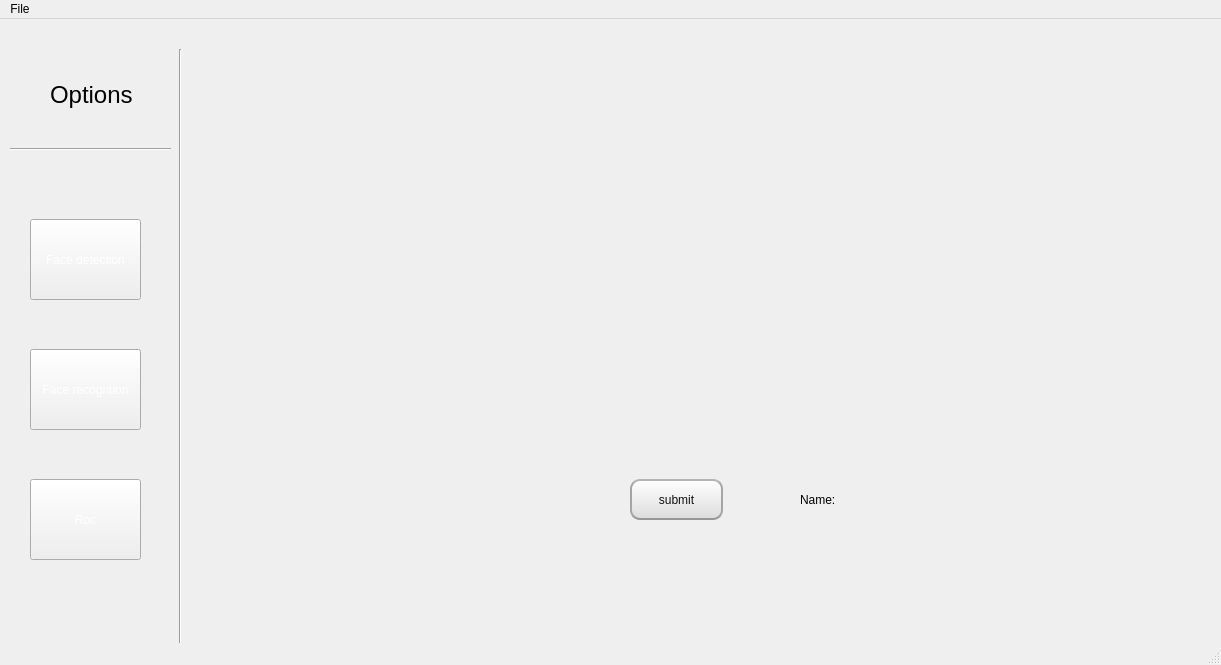
Qt form mainwindow.ui (MyProjectsProgress/Face_Detection_and_Recognition) before a commit.
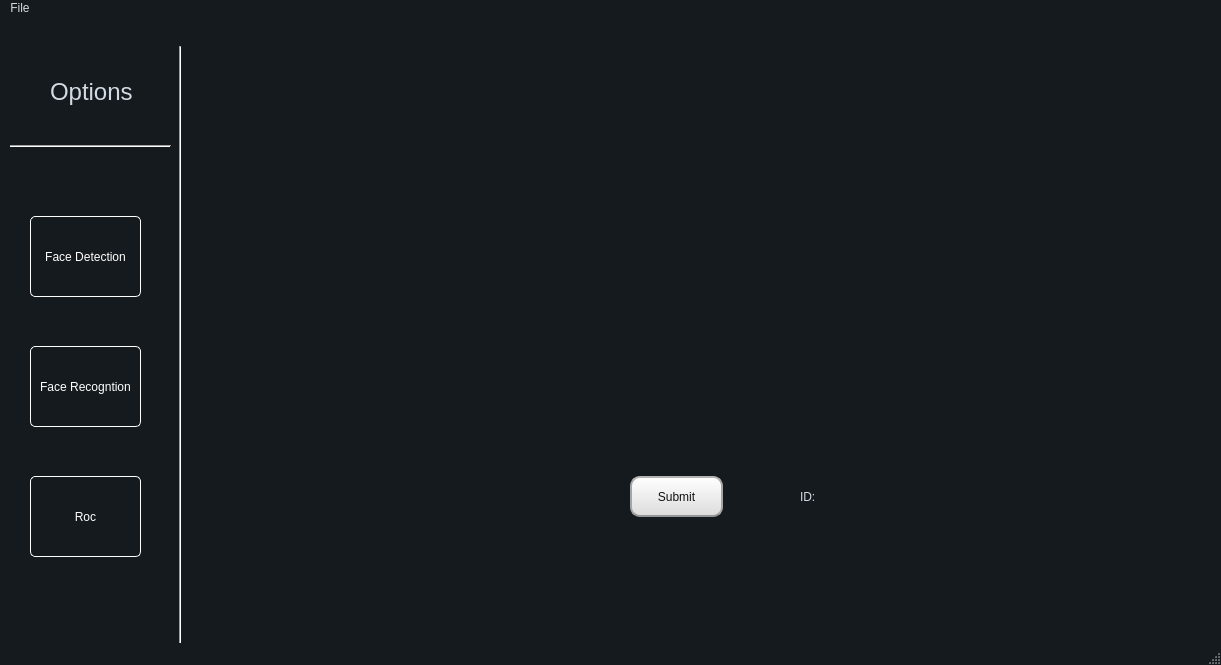
The same form after that commit. The open tabs and pages were chosen to show the change.

The edit to the form file:
```diff
--- a/mainwindow.ui
+++ b/mainwindow.ui
@@ -13,7 +13,537 @@
   <property name="windowTitle">
    <string>MainWindow</string>
   </property>
+  <property name="styleSheet">
+   <string notr="true">QMainWindow {
+	background-color:#151a1e;
+}
+QCalendar {
+	background-color: #151a1e;
+}
+QTextEdit {
+	border-width: 1px;
+	border-style: solid;
+	border-color: #4fa08b;
+	background-color: #222b2e;
+	color: #d3dae3;
+}
+QPlainTextEdit {
+	border-width: 1px;
+	border-style: solid;
+	border-color: #4fa08b;
+	background-color: #222b2e;
+	color: #d3dae3;
+}
+QToolButton {
+	border-style: solid;
+	border-top-color: qlineargradient(spread:pad, x1:0.5, y1:1, x2:0.5, y2:0, stop:0 rgb(215, 215, 215), stop:1 rgb(222, 222, 222));
+	border-right-color: qlineargradient(spread:pad, x1:0, y1:0.5, x2:1, y2:0.5, stop:0 rgb(217, 217, 217), stop:1 rgb(227, 227, 227));
+	border-left-color: qlineargradient(spread:pad, x1:0, y1:0.5, x2:1, y2:0.5, stop:0 rgb(227, 227, 227), stop:1 rgb(217, 217, 217));
+	border-bottom-color: qlineargradient(spread:pad, x1:0.5, y1:1, x2:0.5, y2:0, stop:0 rgb(215, 215, 215), stop:1 rgb(222, 222, 222));
+	border-width: 1px;
+	border-radius: 5px;
+	color: #d3dae3;
+	padding: 2px;
+	background-color: rgb(255,255,255);
+}
+QToolButton:hover{
+	border-style: solid;
+	border-top-color: qlineargradient(spread:pad, x1:0.5, y1:1, x2:0.5, y2:0, stop:0 rgb(195, 195, 195), stop:1 rgb(222, 222, 222));
+	border-right-color: qlineargradient(spread:pad, x1:0, y1:0.5, x2:1, y2:0.5, stop:0 rgb(197, 197, 197), stop:1 rgb(227, 227, 227));
+	border-left-color: qlineargradient(spread:pad, x1:0, y1:0.5, x2:1, y2:0.5, stop:0 rgb(227, 227, 227), stop:1 rgb(197, 197, 197));
+	border-bottom-color: qlineargradient(spread:pad, x1:0.5, y1:1, x2:0.5, y2:0, stop:0 rgb(195, 195, 195), stop:1 rgb(222, 222, 222));
+	border-width: 1px;
+	border-radius: 5px;
+	color: rgb(0,0,0);
+	padding: 2px;
+	background-color: rgb(255,255,255);
+}
+QToolButton:pressed{
+	border-style: solid;
+	border-top-color: qlineargradient(spread:pad, x1:0.5, y1:1, x2:0.5, y2:0, stop:0 rgb(215, 215, 215), stop:1 rgb(222, 222, 222));
+	border-right-color: qlineargradient(spread:pad, x1:0, y1:0.5, x2:1, y2:0.5, stop:0 rgb(217, 217, 217), stop:1 rgb(227, 227, 227));
+	border-left-color: qlineargradient(spread:pad, x1:0, y1:0.5, x2:1, y2:0.5, stop:0 rgb(227, 227, 227), stop:1 rgb(217, 217, 217));
+	border-bottom-color: qlineargradient(spread:pad, x1:0.5, y1:1, x2:0.5, y2:0, stop:0 rgb(215, 215, 215), stop:1 rgb(222, 222, 222));
+	border-width: 1px;
+	border-radius: 5px;
+	color: rgb(0,0,0);
+	padding: 2px;
+	background-color: rgb(142,142,142);
+}
+QPushButton{
+	border-style: solid;
+	border-color: white;
+	border-width: 1px;
+	border-radius: 5px;
+	color: #d3dae3;
+	padding: 2px;
+	background-color: #151a1e;
+}
+QPushButton::default{
+	border-style: solid;
+	border-color: #050a0e;
+	border-width: 1px;
+	border-radius: 5px;
+	color: #FFFFFF;
+	padding: 2px;
+	background-color: #151a1e;;
+}
+QPushButton:hover{
+	border-style: solid;
+	border-color: #050a0e;
+	border-width: 1px;
+	border-radius: 5px;
+	color: #d3dae3;
+	padding: 2px;
+	background-color: #1c1f1f;
+}
+QPushButton:pressed{
+	border-style: solid;
+	border-color: #050a0e;
+	border-width: 1px;
+	border-radius: 5px;
+	color: #d3dae3;
+	padding: 2px;
+	background-color: #2c2f2f;
+}
+QPushButton:disabled{
+	border-style: solid;
+	border-top-color: qlineargradient(spread:pad, x1:0.5, y1:1, x2:0.5, y2:0, stop:0 rgb(215, 215, 215), stop:1 rgb(222, 222, 222));
+	border-right-color: qlineargradient(spread:pad, x1:0, y1:0.5, x2:1, y2:0.5, stop:0 rgb(217, 217, 217), stop:1 rgb(227, 227, 227));
+	border-left-color: qlineargradient(spread:pad, x1:0, y1:0.5, x2:1, y2:0.5, stop:0 rgb(227, 227, 227), stop:1 rgb(217, 217, 217));
+	border-bottom-color: qlineargradient(spread:pad, x1:0.5, y1:1, x2:0.5, y2:0, stop:0 rgb(215, 215, 215), stop:1 rgb(222, 222, 222));
+	border-width: 1px;
+	border-radius: 5px;
+	color: #808086;
+	padding: 2px;
+	background-color: rgb(142,142,142);
+}
+QLineEdit {
+	border-width: 1px;
+	border-style: solid;
+	border-color: red;
+	background-color: red;
+	color: red;
+}
+QLabel {
+	color: #d3dae3;
+}
+QLCDNumber {
+	color: #4d004d;
+}
+QProgressBar {
+	text-align: center;
+	color: #d3dae3;
+	border-radius: 10px;
+	border-color: transparent;
+	border-style: solid;
+	background-color: #52595d;
+}
+QProgressBar::chunk {
+	background-color: #214037	;
+	border-radius: 10px;
+}
+QMenuBar {
+	background-color: #151a1e;
+}
+QMenuBar::item {
+	color: #d3dae3;
+  	spacing: 3px;
+  	padding: 1px 4px;
+	background-color: #151a1e;
+}
+
+QMenuBar::item:selected {
+  	background-color: #252a2e;
+	color: #FFFFFF;
+}
+QMenu {
+	background-color: #151a1e;
+}
+QMenu::item:selected {
+	background-color: #252a2e;
+	color: #FFFFFF;
+}
+QMenu::item {
+	color: #d3dae3;
+	background-color: #151a1e;
+}
+QTabWidget {
+	color:rgb(0,0,0);
+	background-color:#000000;
+}
+QTabWidget::pane {
+		border-color: #050a0e;
+		background-color: #1e282c;
+		border-style: solid;
+		border-width: 1px;
+    	border-bottom-left-radius: 4px;
+		border-bottom-right-radius: 4px;
+}
+QTabBar::tab:first {
+	border-style: solid;
+	border-left-width:1px;
+	border-right-width:0px;
+	border-top-width:1px;
+	border-bottom-width:0px;
+	border-top-color: #050a0e;
+	border-left-color: #050a0e;
+	border-bottom-color: #050a0e;
+	border-top-left-radius: 4px;
+	color: #d3dae3;
+	padding: 3px;
+	margin-left:0px;
+	background-color: #151a1e;
+}
+QTabBar::tab:last {
+	border-style: solid;
+	border-top-width:1px;
+	border-left-width:1px;
+	border-right-width:1px;
+	border-bottom-width:0px;
+	border-color: #050a0e;
+	border-top-right-radius: 4px;
+	color: #d3dae3;
+	padding: 3px;
+	margin-left:0px;
+	background-color: #151a1e;
+}
+QTabBar::tab {
+	border-style: solid;
+	border-top-width:1px;
+	border-bottom-width:0px;
+	border-left-width:1px;
+	border-top-color: #050a0e;
+	border-left-color: #050a0e;
+	border-bottom-color: #050a0e;
+	color: #d3dae3;
+	padding: 3px;
+	margin-left:0px;
+	background-color: #151a1e;
+}
+QTabBar::tab:selected, QTabBar::tab:last:selected, QTabBar::tab:hover {
+  	border-style: solid;
+  	border-left-width:1px;
+	border-bottom-width:0px;
+	border-right-color: transparent;
+	border-top-color: #050a0e;
+	border-left-color: #050a0e;
+	border-bottom-color: #050a0e;
+	color: #FFFFFF;
+	padding: 3px;
+	margin-left:0px;
+	background-color: #1e282c;
+}
+
+QTabBar::tab:selected, QTabBar::tab:first:selected, QTabBar::tab:hover {
+  	border-style: solid;
+  	border-left-width:1px;
+  	border-bottom-width:0px;
+  	border-top-width:1px;
+	border-right-color: transparent;
+	border-top-color: #050a0e;
+	border-left-color: #050a0e;
+	border-bottom-color: #050a0e;
+	color: #FFFFFF;
+	padding: 3px;
+	margin-left:0px;
+	background-color: #1e282c;
+}
+
+QCheckBox {
+	color: #d3dae3;
+	padding: 2px;
+}
+QCheckBox:disabled {
+	color: #808086;
+	padding: 2px;
+}
+
+QCheckBox:hover {
+	border-radius:4px;
+	border-style:solid;
+	padding-left: 1px;
+	padding-right: 1px;
+	padding-bottom: 1px;
+	padding-top: 1px;
+	border-width:1px;
+	border-color: transparent;
+}
+QCheckBox::indicator:checked {
+
+	height: 10px;
+	width: 10px;
+	border-style:solid;
+	border-width: 1px;
+	border-color: #4fa08b;
+	color: #000000;
+	background-color: qradialgradient(cx:0.4, cy:0.4, radius: 1.5,fx:0, fy:0, stop:0 #1e282c, stop:0.3 #1e282c, stop:0.4 #4fa08b, stop:0.5 #1e282c, stop:1 #1e282c);
+}
+QCheckBox::indicator:unchecked {
+
+	height: 10px;
+	width: 10px;
+	border-style:solid;
+	border-width: 1px;
+	border-color: #4fa08b;
+	color: #000000;
+}
+QRadioButton {
+	color: #d3dae3;
+	padding: 1px;
+}
+QRadioButton::indicator:checked {
+	height: 10px;
+	width: 10px;
+	border-style:solid;
+	border-radius:5px;
+	border-width: 1px;
+	border-color: #4fa08b;
+	color: #a9b7c6;
+	background-color: qradialgradient(cx:0.5, cy:0.5, radius:0.4,fx:0.5, fy:0.5, stop:0 #4fa08b, stop:1 #1e282c);
+}
+QRadioButton::indicator:!checked {
+	height: 10px;
+	width: 10px;
+	border-style:solid;
+	border-radius:5px;
+	border-width: 1px;
+	border-color: #4fa08b;
+	color: #a9b7c6;
+	background-color: transparent;
+}
+QStatusBar {
+	color:#027f7f;
+}
+QSpinBox {
+	color: #d3dae3;
+	background-color: #222b2e;
+	border-width: 1px;
+	border-style: solid;
+	border-color: white;
+}
+QDoubleSpinBox {
+	color: #d3dae3;
+	background-color: #222b2e;
+	border-width: 1px;
+	border-style: solid;
+	border-color: white;
+}
+QTimeEdit {
+	color: #d3dae3;
+	background-color: #222b2e;
+	border-width: 1px;
+	border-style: solid;
+	border-color: #4fa08b;
+}
+QDateTimeEdit {
+	color: #d3dae3;
+	background-color: #222b2e;
+	border-width: 1px;
+	border-style: solid;
+	border-color: #4fa08b;
+}
+QDateEdit {
+	color: #d3dae3;
+	background-color: #222b2e;
+	border-width: 1px;
+	border-style: solid;
+	border-color: #4fa08b;
+}
+QFontComboBox {
+	color: #d3dae3;
+	background-color: #222b2e;
+	border-width: 1px;
+	border-style: solid;
+	border-color: #4fa08b;
+}
+QComboBox {
+	color: #d3dae3;
+	background-color: #222b2e;
+	border-width: 1px;
+	border-radius: 3px;
+	border-style: solid;
+	border-color: black;
+}
+
+QDial {
+	background: #16a085;
+}
+
+QToolBox {
+	color: #a9b7c6;
+	background-color: #222b2e;
+}
+QToolBox::tab {
+	color: #a9b7c6;
+	background-color:#222b2e;
+}
+QToolBox::tab:selected {
+	color: #FFFFFF;
+	background-color:#222b2e;
+}
+QScrollArea {
+	color: #FFFFFF;
+	background-color:#222b2e;
+}
+QSlider::groove:horizontal {
+	height: 5px;
+	background-color: #52595d;
+}
+QSlider::groove:vertical {
+	width: 5px;
+	background-color: #52595d;
+}
+QSlider::handle:horizontal {
+	background: #1a2224;
+	border-style: solid;
+	border-width: 1px;
+	border-color: rgb(207,207,207);
+	width: 12px;
+	margin: -5px 0;
+	border-radius: 7px;
+}
+QSlider::handle:vertical {
+	background: #1a2224;
+	border-style: solid;
+	border-width: 1px;
+	border-color: rgb(207,207,207);
+	height: 12px;
+	margin: 0 -5px;
+	border-radius: 7px;
+}
+QSlider::add-page:horizontal {
+    background: #52595d;
+}
+QSlider::add-page:vertical {
+    background: #52595d;
+}
+QSlider::sub-page:horizontal {
+    background-color: #4d004d;
+}
+QSlider::sub-page:vertical {
+    background-color: #4d004d;
+}
+QScrollBar:horizontal {
+	max-height: 10px;
+	border: 1px transparent grey;
+	margin: 0px 20px 0px 20px;
+	background: transparent;
+}
+QScrollBar:vertical {
+	max-width: 10px;
+	border: 1px transparent grey;
+	margin: 20px 0px 20px 0px;
+	background: transparent;
+}
+QScrollBar::handle:horizontal {
+	background: #52595d;
+	border-style: transparent;
+	border-radius: 4px;
+	min-width: 25px;
+}
+QScrollBar::handle:horizontal:hover {
+	background: #58a492;
+	border-style: transparent;
+	border-radius: 4px;
+	min-width: 25px;
+}
+QScrollBar::handle:vertical {
+	background: #52595d;
+	border-style: transparent;
+	border-radius: 4px;
+	min-height: 25px;
+}
+QScrollBar::handle:vertical:hover {
+	background: #58a492;
+	border-style: transparent;
+	border-radius: 4px;
+	min-height: 25px;
+}
+QScrollBar::add-line:horizontal {
+   border: 2px transparent grey;
+   border-top-right-radius: 4px;
+   border-bottom-right-radius: 4px;
+   background: #15433a;
+   width: 20px;
+   subcontrol-position: right;
+   subcontrol-origin: margin;
+}
+QScrollBar::add-line:horizontal:pressed {
+   border: 2px transparent grey;
+   border-top-right-radius: 4px;
+   border-bottom-right-radius: 4px;
+   background: rgb(181,181,181);
+   width: 20px;
+   subcontrol-position: right;
+   subcontrol-origin: margin;
+}
+QScrollBar::add-line:vertical {
+   border: 2px transparent grey;
+   border-bottom-left-radius: 4px;
+   border-bottom-right-radius: 4px;
+   background: #15433a;
+   height: 20px;
+   subcontrol-position: bottom;
+   subcontrol-origin: margin;
+}
+QScrollBar::add-line:vertical:pressed {
+   border: 2px transparent grey;
+   border-bottom-left-radius: 4px;
+   border-bottom-right-radius: 4px;
+   background: rgb(181,181,181);
+   height: 20px;
+   subcontrol-position: bottom;
+   subcontrol-origin: margin;
+}
+QScrollBar::sub-line:horizontal {
+   border: 2px transparent grey;
+   border-top-left-radius: 4px;
+   border-bottom-left-radius: 4px;
+   background: #15433a;
+   width: 20px;
+   subcontrol-position: left;
+   subcontrol-origin: margin;
+}
+QScrollBar::sub-line:horizontal:pressed {
+   border: 2px transparent grey;
+   border-top-left-radius: 4px;
+   border-bottom-left-radius: 4px;
+   background: rgb(181,181,181);
+   width: 20px;
+   subcontrol-position: left;
+   subcontrol-origin: margin;
+}
+QScrollBar::sub-line:vertical {
+   border: 2px transparent grey;
+   border-top-left-radius: 4px;
+   border-top-right-radius: 4px;
+   background: #15433a;
+   height: 20px;
+   subcontrol-position: top;
+   subcontrol-origin: margin;
+}
+QScrollBar::sub-line:vertical:pressed {
+   border: 2px transparent grey;
+   border-top-left-radius: 4px;
+   border-top-right-radius: 4px;
+   background: rgb(181,181,181);
+   height: 20px;
+   subcontrol-position: top;
+   subcontrol-origin: margin;
+}
+
+QScrollBar::add-page:horizontal, QScrollBar::sub-page:horizontal {
+   background: none;
+}
+QScrollBar::add-page:vertical, QScrollBar::sub-page:vertical {
+   background: none;
+}</string>
+  </property>
   <widget class="QWidget" name="centralwidget">
+   <property name="styleSheet">
+    <string notr="true"/>
+   </property>
    <widget class="QStackedWidget" name="stackedWidget">
     <property name="geometry">
      <rect>
@@ -161,7 +691,7 @@
 }</string>
       </property>
       <property name="text">
-       <string>submit</string>
+       <string>Submit</string>
       </property>
      </widget>
      <widget class="QWidget" name="horizontalLayoutWidget_4">
@@ -210,7 +740,7 @@
        </rect>
       </property>
       <property name="text">
-       <string>Name:</string>
+       <string>ID:</string>
       </property>
      </widget>
      <widget class="QLabel" name="prediction_label">
@@ -378,7 +908,7 @@
 }</string>
     </property>
     <property name="text">
-     <string>Face detection</string>
+     <string>Face Detection</string>
     </property>
     <property name="autoDefault">
      <bool>false</bool>
@@ -482,7 +1012,7 @@
 }</string>
     </property>
     <property name="text">
-     <string>Face recogntion</string>
+     <string>Face Recogntion</string>
     </property>
     <property name="autoDefault">
      <bool>false</bool>
@@ -520,7 +1050,7 @@
      <x>0</x>
      <y>0</y>
      <width>1221</width>
-     <height>21</height>
+     <height>22</height>
     </rect>
    </property>
    <widget class="QMenu" name="menuFile">
```
Left out of the diff: 2 changed lines with no effect on the pictures.
